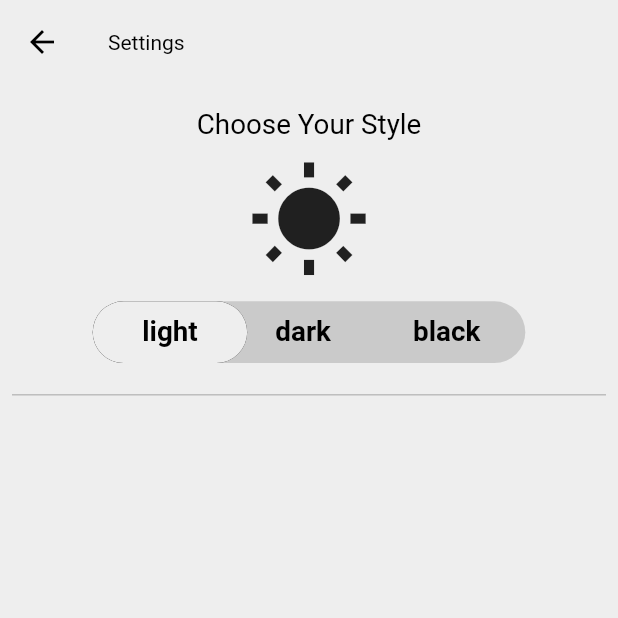
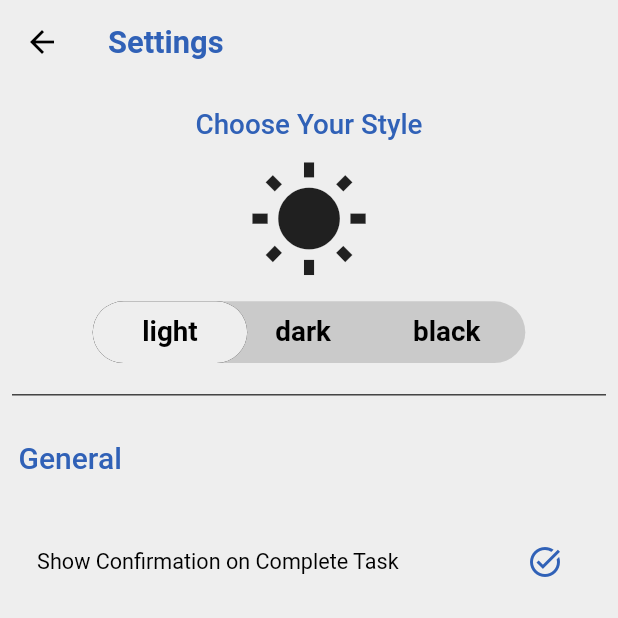
Before and after one commit to GouravShDev/task_reminder_app, a Flutter app: the SettingScreen screen opened by its route, after a tap on "light", on a phone screen of 412 x 824 dp, the top half of it. Run offline on Flutter 3.47's test engine with Material 2 defaults, Android fonts, the phone set to English and light mode, and no system bars; our stand-ins replace date_format, flutter_local_notifications, shared_preferences, sqflite, timezone; accounts and stored records are empty.

Commit message:
Removed ExpanedTIle and redisgn Ui

```diff
--- a/lib/screens/home_screen.dart
+++ b/lib/screens/home_screen.dart
@@ -6,53 +6,11 @@ import '../screens/add_edit_todo_screen.dart';
 import '../widgets/app_drawer.dart';
 import '../widgets/todo_panel.dart';
 
-class HomeScreen extends StatefulWidget {
+class HomeScreen extends StatelessWidget {
   const HomeScreen();
 
   @override
-  _HomeScreenState createState() => _HomeScreenState();
-}
-
-class _HomeScreenState extends State<HomeScreen> {
-  late List<ToDo> _dueTodos;
-  late List<ToDo> _todayTodos;
-  late List<ToDo> _upcomingTodos;
-
-  void _distTodos(List<ToDo> todos) {
-    _dueTodos = [];
-    _todayTodos = [];
-    _upcomingTodos = [];
-    final now = DateTime.now();
-    final today = DateTime(now.year, now.month, now.day);
-    final tomorrow = DateTime(now.year, now.month, now.day + 1);
-
-    todos.forEach((todo) {
-      if (todo.date.isBefore(now)) {
-        _dueTodos.add(todo);
-      } else if (todo.date.isAfter(today) && todo.date.isBefore(tomorrow)) {
-        _todayTodos.add(todo);
-      } else {
-        _upcomingTodos.add(todo);
-      }
-    });
-    // sort the list by date
-    _dueTodos.sort((a, b) => a.date.compareTo(b.date));
-    _todayTodos.sort((a, b) => a.date.compareTo(b.date));
-    _upcomingTodos.sort((a, b) => a.date.compareTo(b.date));
-    // set expandTile to open or not
-    // if list empty then set to false
-  }
-
-  @override
   Widget build(BuildContext context) {
-    // get ToDoList from the provider
-    // .sort((a, b) => a.date.compareTo(b.date));
-    final todoList = Provider.of<ToDoList>(context).todos;
-
-    // Distribute the todos into the 3 lists
-    // dueTodos, todayTodos, upcomingTodos
-    _distTodos(todoList);
-
     final mediaQuery = MediaQuery.of(context);
     return Scaffold(
       appBar: AppBar(
@@ -84,7 +42,7 @@ class _HomeScreenState extends State<HomeScreen> {
         child: Icon(Icons.add),
       ),
       body: SingleChildScrollView(
-        child: ToDoPanel(_dueTodos, _todayTodos, _upcomingTodos),
+        child: ToDoPanel(),
       ),
     );
   }
--- a/lib/screens/setting_screen.dart
+++ b/lib/screens/setting_screen.dart
@@ -17,35 +17,17 @@ class SettingScreen extends StatelessWidget {
     if (themeName == 'light') {
       ThemeBuilder.of(context)!.changeTheme(CustomTheme.light);
       // Storing Selection in sharePref
-      await prefs.setInt(baseTheme, 0);
+      prefs.setInt(baseTheme, 0);
     } else if (themeName == 'dark') {
       ThemeBuilder.of(context)!.changeTheme(CustomTheme.dark);
       // Storing Selection in sharePref
-      await prefs.setInt(baseTheme, 1);
+      prefs.setInt(baseTheme, 1);
     } else {
       ThemeBuilder.of(context)!.changeTheme(CustomTheme.black);
       // Storing Selection in sharePref
-      await prefs.setInt(baseTheme, 2);
+      prefs.setInt(baseTheme, 2);
     }
   }
-
-  // /*
-  // * Logic for getting different Box border
-  // * Color according to current theme
-  // */
-  //
-  // Color getBoxColor(String theme, dynamic themeBuilderState) {
-  //   if (themeBuilderState.getCurrentTheme().toString().contains(theme)) {
-  //     return Colors.red;
-  //   } else if (themeBuilderState
-  //       .getCurrentTheme()
-  //       .toString()
-  //       .contains('light')) {
-  //     return Colors.black;
-  //   } else {
-  //     return Colors.white;
-  //   }
-  // }
 
   /*
   * Logic for getting different Icon
@@ -61,48 +43,6 @@ class SettingScreen extends StatelessWidget {
     }
   }
 
-  /*_buildCustomBox(
-      {String themeName, BuildContext ctx, dynamic themeBuilderState}) {
-    return InkWell(
-      onTap: () {
-        _changeTheme(context: ctx, themeName: themeName);
-      },
-      child: Container(
-        decoration: BoxDecoration(
-          color: themeBuilderState.uiColor,
-          border: Border.all(
-              color: getBoxColor(themeName, themeBuilderState), width: 3),
-          boxShadow: [
-            BoxShadow(
-              color: Colors.black.withOpacity(0.3),
-              blurRadius: 2.0, // soften the shadow
-              // spreadRadius: 5.0, //extend the shadow
-              offset: Offset(
-                4.0, // Move to right 10  horizontally
-                4.0, // Move to bottom 10 Vertically
-              ),
-            ),
-          ],
-          borderRadius: BorderRadius.all(Radius.circular(8)),
-        ),
-        padding: EdgeInsets.all(4),
-        margin: EdgeInsets.all(8),
-        child: Row(
-          children: [
-            Text(
-              themeName,
-              style: TextStyle(fontSize: 22),
-            ),
-            SizedBox(
-              width: 6,
-            ),
-            Icon(getIcon(themeName)),
-          ],
-        ),
-      ),
-    );
-  }
-*/
   _buildDivider() {
     return Container(
       margin: const EdgeInsets.symmetric(
@@ -110,7 +50,7 @@ class SettingScreen extends StatelessWidget {
       ),
       width: double.infinity,
       height: 1.0,
-      color: Colors.grey.shade400,
+      color: Colors.grey.shade800,
     );
   }
 
@@ -136,11 +76,17 @@ class SettingScreen extends StatelessWidget {
   @override
   Widget build(BuildContext context) {
     final _theme = ThemeBuilder.of(context);
-    final _width = MediaQuery.of(context).size.width;
-    final _height = MediaQuery.of(context).size.height;
+    final mediaQuery = MediaQuery.of(context);
+    final _width = mediaQuery.size.width;
+    final _height = mediaQuery.size.height;
+    bool _isChecked = false;
+    final subTextStyles = TextStyle(fontSize: _width * 0.035);
     return Scaffold(
       appBar: AppBar(
-        title: Text("Settings"),
+        title: Text("Settings",
+            style: Theme.of(context).textTheme.headline6!.copyWith(
+                fontSize: mediaQuery.size.width * 0.05,
+                fontWeight: FontWeight.bold)),
       ),
       body: Column(
         children: [
@@ -152,7 +98,10 @@ class SettingScreen extends StatelessWidget {
             children: [
               Text(
                 "Choose Your Style",
-                style: TextStyle(fontSize: _width * 0.045),
+                style: Theme.of(context)
+                    .textTheme
+                    .headline6!
+                    .copyWith(fontSize: _width * 0.045),
               ),
             ],
           ),
@@ -181,6 +130,38 @@ class SettingScreen extends StatelessWidget {
             height: _height * 0.025,
           ),
           _buildDivider(),
+          Container(
+            margin:
+                EdgeInsets.symmetric(horizontal: _width * 0.03, vertical: 30),
+            alignment: Alignment.topLeft,
+            child: Text(
+              'General',
+              style: Theme.of(context).textTheme.headline6!,
+            ),
+          ),
+
+          Container(
+            margin:
+                EdgeInsets.symmetric(horizontal: _width * 0.06, vertical: 4),
+            alignment: Alignment.topLeft,
+            child: Row(
+              mainAxisAlignment: MainAxisAlignment.spaceBetween,
+              children: [
+                Text('Show Confirmation on Complete Task',
+                    style: subTextStyles),
+                IconButton(
+                  icon: Icon(Icons.task_alt_outlined),
+                  // icon: (_isChecked
+                  //     ? Icon(
+                  //         Icons.task_alt_rounded,
+                  //       )
+                  //     : Icon(Icons.circle_outlined)),
+                  onPressed: () {},
+                  color: Theme.of(context).textTheme.headline6!.color,
+                ),
+              ],
+            ),
+          ),
         ],
       ),
     );
--- a/lib/widgets/todo_panel.dart
+++ b/lib/widgets/todo_panel.dart
@@ -8,12 +8,7 @@ import '../providers/todo_provider.dart';
 import '../models/todo.dart';
 
 class ToDoPanel extends StatefulWidget {
-  final List<ToDo> dueTodos;
-  final List<ToDo> todayTodos;
-  final List<ToDo> upcomingTodos;
-  const ToDoPanel(this.dueTodos, this.todayTodos, this.upcomingTodos,
-      {Key? key})
-      : super(key: key);
+  const ToDoPanel({Key? key}) : super(key: key);
 
   @override
   _ToDoPanelState createState() => _ToDoPanelState();
@@ -21,6 +16,9 @@ class ToDoPanel extends StatefulWidget {
 
 class _ToDoPanelState extends State<ToDoPanel> {
   late List<bool> _isOpen;
+  late List<ToDo> _dueTodos;
+  late List<ToDo> _todayTodos;
+  late List<ToDo> _upcomingTodos;
 
   bool _isInit = false;
 
@@ -28,130 +26,108 @@ class _ToDoPanelState extends State<ToDoPanel> {
   void didChangeDependencies() {
     if (!_isInit) {
       Provider.of<ToDoList>(context, listen: false).initialize();
-
       _isInit = true;
     }
     super.didChangeDependencies();
   }
 
-  void _updateExpandedFlags() {
-    print('called');
-    _isOpen = [
-      widget.dueTodos.length > 0,
-      widget.todayTodos.length > 0,
-      widget.upcomingTodos.length > 0
-    ];
+  void _distTodos(List<ToDo> todos) {
+    _dueTodos = [];
+    _todayTodos = [];
+    _upcomingTodos = [];
+    final now = DateTime.now();
+    final today = DateTime(now.year, now.month, now.day);
+    final tomorrow = DateTime(now.year, now.month, now.day + 1);
+
+    todos.forEach((todo) {
+      if (todo.date.isBefore(now)) {
+        _dueTodos.add(todo);
+      } else if (todo.date.isAfter(today) && todo.date.isBefore(tomorrow)) {
+        _todayTodos.add(todo);
+      } else {
+        _upcomingTodos.add(todo);
+      }
+    });
+    // sort the list by date
+    _dueTodos.sort((a, b) => a.date.compareTo(b.date));
+    _todayTodos.sort((a, b) => a.date.compareTo(b.date));
+    _upcomingTodos.sort((a, b) => a.date.compareTo(b.date));
+    // set expandTile to open or not
+    // if list empty then set to false
   }
 
-  // void _distTodos(List<ToDo> todos) {
-  //   final now = DateTime.now();
-  //   final today = DateTime(now.year, now.month, now.day);
-  //   final tomorrow = DateTime(now.year, now.month, now.day + 1);
+  Widget _buildTodoTile({required String title, required List<ToDo> todos}) {
+    final mediaQuery = MediaQuery.of(context);
+    final color = (title.contains('OverDue'))
+        ? Theme.of(context).errorColor
+        : ThemeBuilder.of(context)!.materialColor.shade400;
+    return Stack(
+      children: <Widget>[
+        Container(
+          width: double.infinity,
+          margin: EdgeInsets.symmetric(
+              horizontal: mediaQuery.size.width * 0.03, vertical: 20),
+          // margin: EdgeInsets.fromLTRB(20, 20, 20, 10),
+          padding: EdgeInsets.only(top: 20),
+          decoration: BoxDecoration(
+            border: Border.all(color: color, width: 1),
+            borderRadius: BorderRadius.circular(5),
+            shape: BoxShape.rectangle,
+          ),
 
-  //   todos.forEach((todo) {
-  //     if (todo.date.isBefore(now)) {
-  //       dueTodos.add(todo);
-  //     } else if (todo.date.isAfter(today) && todo.date.isBefore(tomorrow)) {
-  //       todayTodos.add(todo);
-  //     } else {
-  //       upcomingTodos.add(todo);
-  //     }
-  //   });
-  //   // sort the list by date
-  //   dueTodos.sort((a, b) => a.date.compareTo(b.date));
-  //   todayTodos.sort((a, b) => a.date.compareTo(b.date));
-  //   upcomingTodos.sort((a, b) => a.date.compareTo(b.date));
-  //   // set expandTile to open or not
-  //   // if list empty then set to false
-  // }
-
-  ExpansionPanel _getTodoTile(List<ToDo> todos, String title, int index) {
-    final themeProvider = ThemeBuilder.of(context);
-
-    return ExpansionPanel(
-      canTapOnHeader: true,
-      backgroundColor: (themeProvider!.getCurrentTheme() == CustomTheme.black)
-          ? themeProvider.textColor.withAlpha(20)
-          : themeProvider.uiColor,
-      // backgroundColor: themeProvider!.textColor.withAlpha(20),
-      isExpanded: _isOpen[index],
-      headerBuilder: (context, isExpanded) => Container(
-          margin: EdgeInsets.symmetric(
-              horizontal: MediaQuery.of(context).size.width * 0.03,
-              vertical: 20),
-          child: Row(
-            mainAxisAlignment: MainAxisAlignment.spaceBetween,
-            crossAxisAlignment: CrossAxisAlignment.center,
-            children: [
-              Text(
-                title,
-                style: (index != 0) // Check if it due todos
-                    ? Theme.of(context)
-                        .textTheme
-                        .headline6!
-                        .copyWith(fontWeight: FontWeight.w600)
-                    : Theme.of(context).textTheme.headline6!.copyWith(
-                        fontWeight: FontWeight.w600,
-                        color: Colors.red.shade600),
-              ),
-              Container(
-                padding: const EdgeInsets.all(8),
-                decoration: BoxDecoration(
-                  shape: BoxShape.circle,
-                  color: (index != 0)
-                      ? themeProvider.materialColor.shade400
-                      : Colors.red.shade600,
-                ),
-                child: Text(todos.length.toString()),
-              )
-            ],
-          )),
-      // body: Text('k'),
-      body: ListView.builder(
-        scrollDirection: Axis.vertical,
-        physics: ClampingScrollPhysics(),
+          child: ListView.builder(
             shrinkWrap: true,
-        padding: const EdgeInsets.only(top: 4),
+            padding: EdgeInsets.symmetric(vertical: 15),
             itemCount: todos.length,
-        itemBuilder: (context, i) {
+            itemBuilder: (context, index) {
               return ToDoCard(
-            todos[i].id!,
-            todos[i].name,
-            todos[i].date,
-            key: Key(todos[i].id.toString()),
+                todos[index].id!,
+                todos[index].name,
+                todos[index].date,
+                key: Key(todos[index].id.toString()),
               );
             },
           ),
+        ),
+        Positioned(
+          left: 30,
+          top: 12,
+          child: Container(
+            padding: EdgeInsets.only(bottom: 10, left: 10, right: 10),
+            color: Theme.of(context).canvasColor,
+            child: Text(
+              title,
+              style: Theme.of(context)
+                  .textTheme
+                  .headline6!
+                  .copyWith(fontWeight: FontWeight.w600, color: color),
+            ),
+          ),
+        ),
+      ],
     );
   }
 
   @override
   Widget build(BuildContext context) {
     print('build Runs');
-    _updateExpandedFlags();
+    // get ToDoList from the provider
+    final todoList = Provider.of<ToDoList>(context).todos;
+
+    // Distribute the todos into the 3 lists
+    // dueTodos, todayTodos, upcomingTodos
+    _distTodos(todoList);
     return Padding(
         padding: const EdgeInsets.only(top: 20.0, left: 4.0, right: 4.0),
         child: Column(
           children: [
-          ExpansionPanelList(
-              expandedHeaderPadding: const EdgeInsets.only(top: 10),
-              animationDuration: Duration(milliseconds: 500),
-              dividerColor:
-                  Theme.of(context).textTheme.bodyText1!.color!.withAlpha(20),
-              // dividerColor: Colors.transparent,
-              elevation: 0,
-              children: [
-                _getTodoTile(widget.dueTodos, 'Due', 0),
-                _getTodoTile(widget.todayTodos, 'Today', 1),
-                _getTodoTile(widget.upcomingTodos, 'Upcoming', 2),
+            if (_dueTodos.length > 0)
+              _buildTodoTile(title: "OverDue Task", todos: _dueTodos),
+            if (_todayTodos.length > 0)
+              _buildTodoTile(title: "Today's Task", todos: _todayTodos),
+            if (_upcomingTodos.length > 0)
+              _buildTodoTile(title: "Upcoming Task", todos: _upcomingTodos),
           ],
-              expansionCallback: (panelIndex, isOpen) {
-                setState(() {
-                  _isOpen[panelIndex] = !isOpen;
-                });
-              }),
-        ],
-      ),
-    );
+        ));
   }
 }
```
Also changed, not shown: lib/main.dart (+4 -3 lines), lib/screens/add_edit_todo_screen.dart (+4 -3 lines), lib/widgets/todo_card.dart (+10 -8 lines), assets/image/app_title.png. Lines whose indentation alone changed are shown as unchanged.
